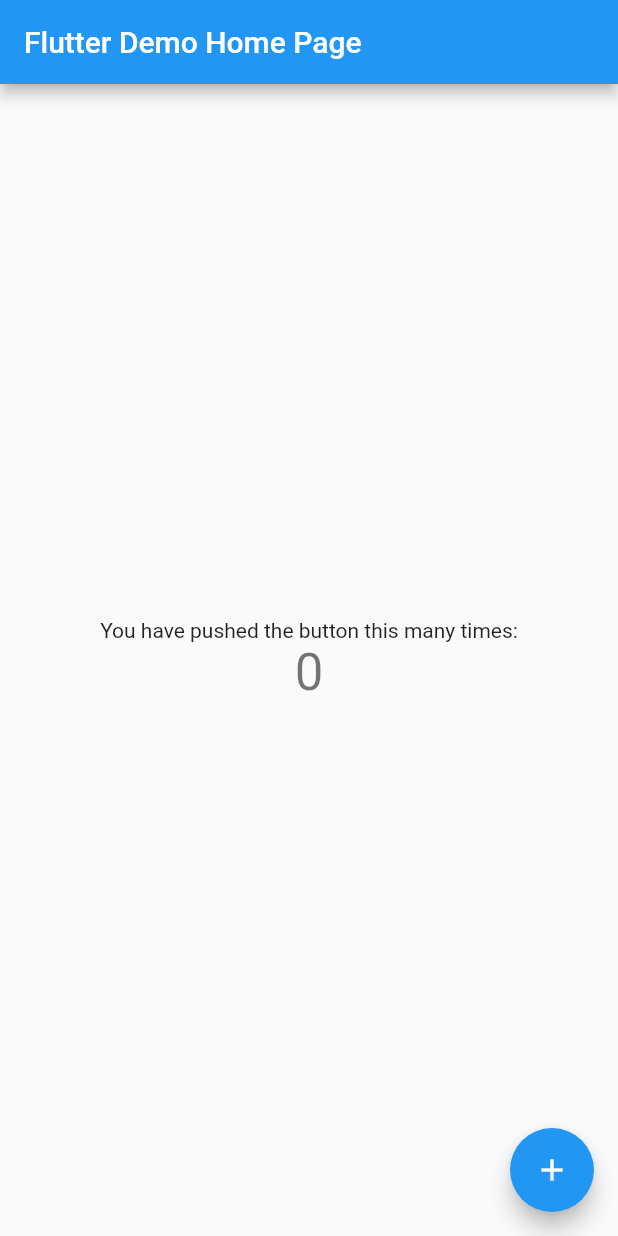
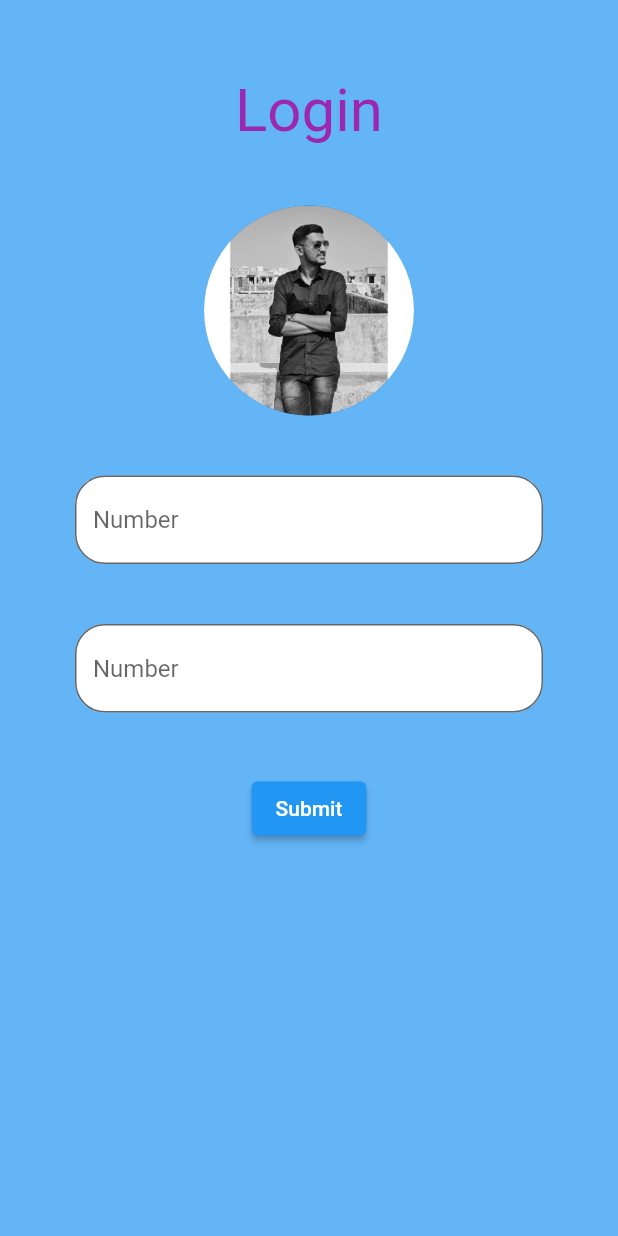
Before and after one commit to Bhaveshsoni26/login_register, a Flutter app: the screen it shows after launch, on a phone screen of 412 x 824 dp. Run offline on Flutter 3.47's test engine with Material 2 defaults, Android fonts, the phone set to English and light mode, and no system bars.

Commit message:
Second commit

```diff
--- a/lib/main.dart
+++ b/lib/main.dart
@@ -1,115 +1,120 @@
+
+
 import 'package:flutter/material.dart';
 
-void main() {
-  runApp(const MyApp());
+void main(){
+  runApp(loginPage());
+}
+class loginPage extends StatefulWidget {
+  const loginPage({Key? key}) : super(key: key);
+
+  @override
+  State<loginPage> createState() => _loginPageState();
 }
 
-class MyApp extends StatelessWidget {
-  const MyApp({Key? key}) : super(key: key);
-
-  // This widget is the root of your application.
+class _loginPageState extends State<loginPage> {
+  final formKey = GlobalKey<FormState>();
   @override
   Widget build(BuildContext context) {
     return MaterialApp(
-      title: 'Flutter Demo',
-      theme: ThemeData(
-        // This is the theme of your application.
-        //
-        // Try running your application with "flutter run". You'll see the
-        // application has a blue toolbar. Then, without quitting the app, try
-        // changing the primarySwatch below to Colors.green and then invoke
-        // "hot reload" (press "r" in the console where you ran "flutter run",
-        // or simply save your changes to "hot reload" in a Flutter IDE).
-        // Notice that the counter didn't reset back to zero; the application
-        // is not restarted.
-        primarySwatch: Colors.blue,
-      ),
-      home: const MyHomePage(title: 'Flutter Demo Home Page'),
-    );
+      home: Scaffold(
+        body: Form(
+            key: formKey,
+            child: Stack(
+              children: [
+                Container(
+                  color: Colors.blue[300]
+                ),
+                SingleChildScrollView(
+                  child: Container(
+                    width: double.infinity,
+                    padding: EdgeInsets.all(50),
+                    child: Column(
+                      children: [
+                        Text("Login",
+                          style: TextStyle(
+                              fontSize: 40,
+                            color: Colors.purple,
+                          ),
+                        ),
+                        SizedBox(
+                          height: 40,
+                        ),
+                        CircleAvatar(
+                          radius: 70.0,
+                          child: ClipRRect(
+                            child: Image.asset('images/bhavesh.jpg'),
+                            borderRadius: BorderRadius.circular(90.0),
+                          ),
+                        ),
+                        SizedBox(
+                          height: 40,
+                        ),
+                        TextFormField(
+                          validator: (value){
+                            print('${value}');
+                            if(value!.length != 10){
+                              return 'Kutrya-Dekh ke type kar';
+                            }
+                            else {
+                              return null;
+                            }
+                          },
+                          keyboardType: TextInputType.number,
+                          decoration: InputDecoration(
+                            hintText: 'Number',
+                            fillColor: Colors.white,
+                            filled: true,
+                            border: OutlineInputBorder(
+                              borderRadius: BorderRadius.circular(20)
+                            )
+                          ),
+                        ),
+                        SizedBox(
+                          height: 40,
+                        ),
+                        TextFormField(
+                          validator: (value){
+                            print('${value}');
+                            if(value!.length != 10){
+                              return 'Kutrya-Dekh ke type kar';
+                            }
+                            else {
+                              return null;
+                            }
+                          },
+                          keyboardType: TextInputType.number,
+                          decoration: InputDecoration(
+                              hintText: 'Number',
+                              fillColor: Colors.white,
+                              filled: true,
+                              border: OutlineInputBorder(
+                                  borderRadius: BorderRadius.circular(20)
+                              )
+                          ),
+                        ),
+                        SizedBox(
+                          height: 40,
+                        ),
+                        ElevatedButton(
+                          onPressed: (){
+                            if(formKey.currentState!.validate()){
+                              print('Beta Moj kardi');
+                            }
+                            else {
+                              print('Kutrya-Dekh ke type kar');
+                            }
+                          },
+                          child: Text('Submit'),
+                        )
+                      ],
+                    ),
+                  ),
+                ),
+              ],
+            ),
+          )
+        ),
+      );
   }
 }
-
-class MyHomePage extends StatefulWidget {
-  const MyHomePage({Key? key, required this.title}) : super(key: key);
-
-  // This widget is the home page of your application. It is stateful, meaning
-  // that it has a State object (defined below) that contains fields that affect
-  // how it looks.
-
-  // This class is the configuration for the state. It holds the values (in this
-  // case the title) provided by the parent (in this case the App widget) and
-  // used by the build method of the State. Fields in a Widget subclass are
-  // always marked "final".
-
-  final String title;
-
-  @override
-  State<MyHomePage> createState() => _MyHomePageState();
-}
-
-class _MyHomePageState extends State<MyHomePage> {
-  int _counter = 0;
-
-  void _incrementCounter() {
-    setState(() {
-      // This call to setState tells the Flutter framework that something has
-      // changed in this State, which causes it to rerun the build method below
-      // so that the display can reflect the updated values. If we changed
-      // _counter without calling setState(), then the build method would not be
-      // called again, and so nothing would appear to happen.
-      _counter++;
-    });
-  }
-
-  @override
-  Widget build(BuildContext context) {
-    // This method is rerun every time setState is called, for instance as done
-    // by the _incrementCounter method above.
-    //
-    // The Flutter framework has been optimized to make rerunning build methods
-    // fast, so that you can just rebuild anything that needs updating rather
-    // than having to individually change instances of widgets.
-    return Scaffold(
-      appBar: AppBar(
-        // Here we take the value from the MyHomePage object that was created by
-        // the App.build method, and use it to set our appbar title.
-        title: Text(widget.title),
-      ),
-      body: Center(
-        // Center is a layout widget. It takes a single child and positions it
-        // in the middle of the parent.
-        child: Column(
-          // Column is also a layout widget. It takes a list of children and
-          // arranges them vertically. By default, it sizes itself to fit its
-          // children horizontally, and tries to be as tall as its parent.
-          //
-          // Invoke "debug painting" (press "p" in the console, choose the
-          // "Toggle Debug Paint" action from the Flutter Inspector in Android
-          // Studio, or the "Toggle Debug Paint" command in Visual Studio Code)
-          // to see the wireframe for each widget.
-          //
-          // Column has various properties to control how it sizes itself and
-          // how it positions its children. Here we use mainAxisAlignment to
-          // center the children vertically; the main axis here is the vertical
-          // axis because Columns are vertical (the cross axis would be
-          // horizontal).
-          mainAxisAlignment: MainAxisAlignment.center,
-          children: <Widget>[
-            const Text(
-              'You have pushed the button this many times:',
-            ),
-            Text(
-              '$_counter',
-              style: Theme.of(context).textTheme.headline4,
-            ),
-          ],
-        ),
-      ),
-      floatingActionButton: FloatingActionButton(
-        onPressed: _incrementCounter,
-        tooltip: 'Increment',
-        child: const Icon(Icons.add),
-      ), // This trailing comma makes auto-formatting nicer for build methods.
-    );
-  }
-}
--- a/pubspec.yaml
+++ b/pubspec.yaml
@@ -58,8 +58,8 @@ flutter:
   uses-material-design: true
 
   # To add assets to your application, add an assets section, like this:
-  # assets:
-  #   - images/a_dot_burr.jpeg
+  assets:
+     - images/bhavesh.jpg
   #   - images/a_dot_ham.jpeg
 
   # An image asset can refer to one or more resolution-specific "variants", see
```
Also changed, not shown: images/bhavesh.jpg (added), 1 other file.
